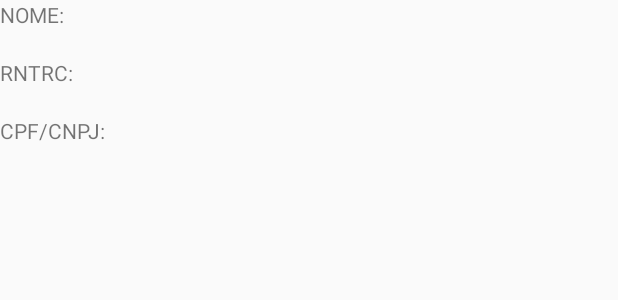
After one commit to dcardosoweb/SitcargasMobile_prototype, an Android app: the layout fragment_transportador_item.xml on its own in the app's theme, with its tools: preview values and no code run, on a phone screen of 412 x 824 dp. The commit adds this screen. Shown: the top 300 px of the screen. Run offline under Robolectric (Android 15) with nearby library versions, the phone set to English and light mode, and no system bars.

Commit message:
iniciada a parte do banco

```diff
--- a/app/src/main/res/layout/fragment_consultar.xml
+++ b/app/src/main/res/layout/fragment_consultar.xml
@@ -47,6 +47,7 @@
             android:text="Consultar"
             android:id="@+id/btnConsultar"
             android:singleLine="true"
-            android:drawableLeft="@drawable/ic_action_search"/>
+            android:drawableLeft="@drawable/ic_action_search"
+            android:clickable="true" />
     </LinearLayout>
 </LinearLayout>
--- /dev/null
+++ b/app/src/main/res/layout/fragment_transportador_item.xml
@@ -0,0 +1,37 @@
+<LinearLayout xmlns:android="http://schemas.android.com/apk/res/android"
+    xmlns:tools="http://schemas.android.com/tools"
+    android:layout_width="match_parent"
+    android:layout_height="match_parent"
+    android:orientation="vertical">
+
+    <!-- TODO: Update blank fragment layout -->
+    <TextView
+        android:layout_width="match_parent"
+        android:layout_height="wrap_content"
+        android:text="NOME: " />
+    <TextView
+        android:layout_width="match_parent"
+        android:layout_height="wrap_content"
+        android:layout_marginLeft="30dp"
+        android:id="@+id/txtxNomeVal" />
+    <TextView
+        android:layout_width="match_parent"
+        android:layout_height="wrap_content"
+        android:text="RNTRC: " />
+    <TextView
+        android:layout_width="match_parent"
+        android:layout_height="wrap_content"
+        android:layout_marginLeft="30dp"
+        android:id="@+id/txtxRntrcVal" />
+
+    <TextView
+        android:layout_width="match_parent"
+        android:layout_height="wrap_content"
+        android:text="CPF/CNPJ: " />
+    <TextView
+        android:layout_width="match_parent"
+        android:layout_height="wrap_content"
+        android:layout_marginLeft="30dp"
+        android:id="@+id/txtxCpfCnpjVal" />
+
+</LinearLayout>
```
Also changed, not shown: app/src/main/java/com/evo/citicargasmobile/Adapter/TransportadorAdapter.java (added, +59 -0 lines), app/src/main/java/com/evo/citicargasmobile/DAO/CitiCargasSqlHelper.java (added, +40 -0 lines), app/src/main/java/com/evo/citicargasmobile/DAO/TransportadorRepository.java (added, +71 -0 lines), app/src/main/java/com/evo/citicargasmobile/Entity/Transportador.java (added, +32 -0 lines), app/src/main/java/com/evo/citicargasmobile/dummy/DummyContent.java (added, +55 -0 lines).
